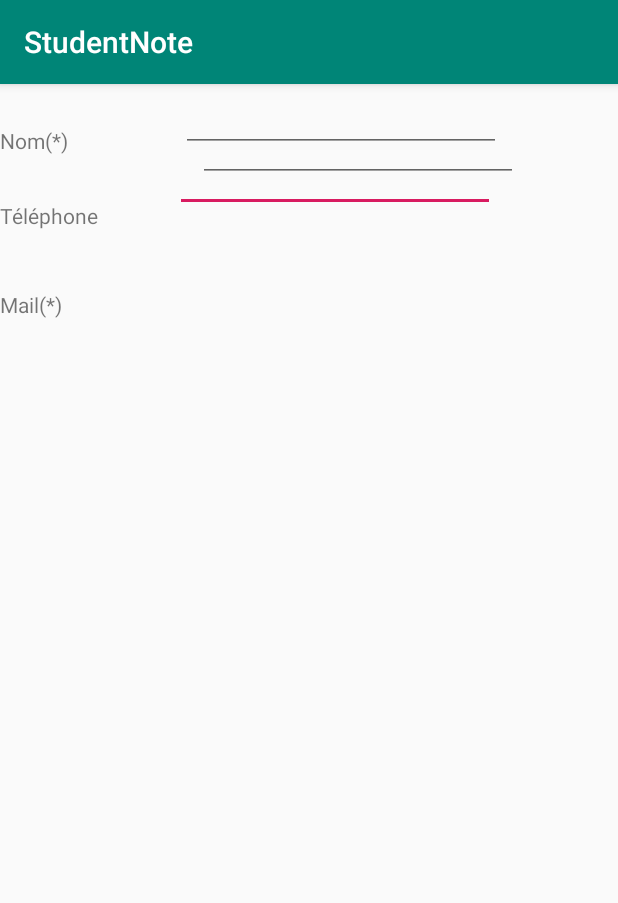
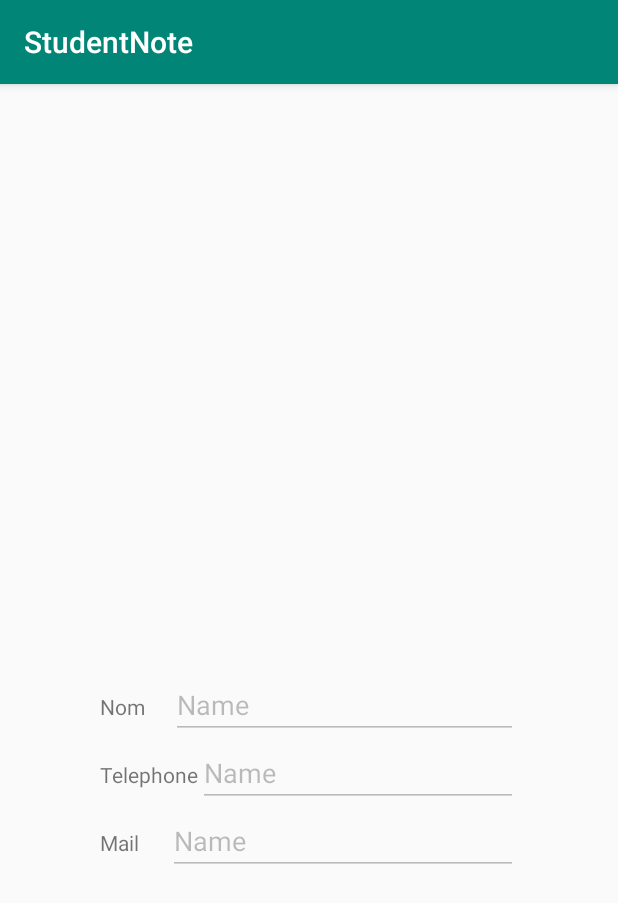
Before and after one commit to EleonorSemevo/StudentNote, an Android app: the fragment ProfilFragment shown on its own in the app's theme, on a phone screen of 412 x 824 dp. Shown: the top 903 px of the screen. Run offline under Robolectric (Android 15) with nearby library versions, the phone set to English and light mode, and no system bars; our stand-ins replace Firebase (no records; nobody signed in at launch, a user with empty details on screens opened directly).

Commit message:
A la réussite du profile

```diff
--- a/app/src/main/java/com/memoire/studentnote/Connection.java
+++ b/app/src/main/java/com/memoire/studentnote/Connection.java
@@ -40,6 +40,7 @@ public class Connection extends AppCompatActivity {
         mEnregistrerSecond = findViewById(R.id.enregistrer_second);
         mFirebaseAuth = FirebaseAuth.getInstance();
 
+
         mConnecter.setOnClickListener(new View.OnClickListener() {
             @Override
             public void onClick(View v) {
@@ -72,7 +73,7 @@ public class Connection extends AppCompatActivity {
 
     private void connection()
     {
-        String email = mEmail.getText().toString();
+        final String email = mEmail.getText().toString();
         String password = mPassword.getText().toString();
         if(email.isEmpty() || password.isEmpty())
         {
@@ -94,6 +95,7 @@ public class Connection extends AppCompatActivity {
                                 //updateUI();
                                 Intent intent = new Intent(Connection.this, MenuTable.class);
                                 startActivity(intent);
+
 
                             } else {
                                 // If sign in fails, display a message to the user.
--- a/app/src/main/java/com/memoire/studentnote/Inscription.java
+++ b/app/src/main/java/com/memoire/studentnote/Inscription.java
@@ -12,6 +12,7 @@ import com.google.firebase.auth.FirebaseAuth;
 import com.google.firebase.auth.FirebaseUser;
 import com.memoire.studentnote.database.DatabaseDataWorker;
 import com.memoire.studentnote.database.DatabaseOpenHelper;
+import com.memoire.studentnote.database.DatabaseUtil;
 
 import androidx.annotation.NonNull;
 import androidx.appcompat.app.AppCompatActivity;
@@ -25,10 +26,11 @@ import android.widget.TextView;
 
 import static com.memoire.studentnote.database.DatabaseUtil.mDataWorker;
 import static com.memoire.studentnote.database.DatabaseUtil.mDatabaseOpenHelper;
+import static com.memoire.studentnote.database.DatabaseUtil.mFirebaseAuth;
 import static com.memoire.studentnote.database.DatabaseUtil.mdb;
 
 public class Inscription extends AppCompatActivity {
-    private FirebaseAuth mFirebaseAuth;
+    //private FirebaseAuth mFirebaseAuth;
     private EditText mNom;
     private EditText mPrenom;
     private EditText mMail;
--- a/app/src/main/java/com/memoire/studentnote/MenuTable.java
+++ b/app/src/main/java/com/memoire/studentnote/MenuTable.java
@@ -1,10 +1,12 @@
 package com.memoire.studentnote;
 
+import androidx.annotation.NonNull;
 import androidx.appcompat.app.AppCompatActivity;
 import androidx.appcompat.widget.Toolbar;
 import androidx.viewpager.widget.ViewPager;
 
 import android.os.Bundle;
+import android.view.Menu;
 
 import com.google.android.material.tabs.TabLayout;
 
@@ -51,4 +53,8 @@ public class MenuTable extends AppCompatActivity {
         viewPager.setAdapter(adapter);
 
     }
+
+
+
+
 }
--- a/app/src/main/java/com/memoire/studentnote/ProfilFragment.java
+++ b/app/src/main/java/com/memoire/studentnote/ProfilFragment.java
@@ -3,17 +3,32 @@ package com.memoire.studentnote;
 
 import android.os.Bundle;
 
+import androidx.annotation.NonNull;
+import androidx.annotation.Nullable;
 import androidx.fragment.app.Fragment;
 
+import android.util.Log;
 import android.view.LayoutInflater;
 import android.view.View;
 import android.view.ViewGroup;
+import android.widget.EditText;
+import android.widget.TextView;
+
+import com.memoire.studentnote.classes.Enseignant;
+import com.memoire.studentnote.classes.Parent;
+import com.memoire.studentnote.database.DataManager;
+import com.memoire.studentnote.database.DatabaseUtil;
 
 
 /**
  * A simple {@link Fragment} subclass.
  */
 public class ProfilFragment extends Fragment {
+    private Enseignant mEnseignant;
+    private Parent mParent;
+    private EditText mProfileNom;
+    private EditText mProfileTelephone;
+    private EditText mProfileMail;
 
 
     public ProfilFragment() {
@@ -23,9 +38,55 @@ public class ProfilFragment extends Fragment {
 
     @Override
     public View onCreateView(LayoutInflater inflater, ViewGroup container,
-                             Bundle savedInstanceState) {
-        // Inflate the layout for this fragment
+                             Bundle savedInstanceState)
+    {
+        //View rootView = inflater.inflate(R.layout.fragment_profil, container, false);
+
         return inflater.inflate(R.layout.fragment_profil, container, false);
+
     }
 
+    @Override
+    public void onViewCreated(@NonNull View view, @Nullable Bundle savedInstanceState) {
+        super.onViewCreated(view, savedInstanceState);
+        Bundle args = getArguments();
+
+        DataManager dataManager = DataManager.getInstance();
+        Object obj =dataManager.getProfil(DatabaseUtil.mFirebaseAuth.getCurrentUser().getEmail());
+        String ml = DatabaseUtil.mFirebaseAuth.getCurrentUser().getEmail();
+        Log.d("mail",DatabaseUtil.mFirebaseAuth.getCurrentUser().getEmail());
+        dataManager.typeCurrentProfil();
+
+        if(obj.getClass().equals(Enseignant.class))
+        {
+            mEnseignant = (Enseignant) obj;
+            ((TextView) view.findViewById(R.id.profile_nom))
+                    .setText(mEnseignant.getNom());
+            ((TextView) view.findViewById(R.id.profile_telephone))
+                    .setText(mEnseignant.getTelephone());
+            ((TextView) view.findViewById(R.id.profile_mail))
+                    .setText(mEnseignant.getMail());
+
+
+        }
+        //else if (DatabaseUtil.isParent)
+        else if(obj.getClass().equals(Parent.class))
+        {
+            mParent = (Parent) obj;
+            ((TextView) view.findViewById(R.id.profile_nom))
+                    .setText(mParent.getNom());
+            ((TextView) view.findViewById(R.id.profile_telephone))
+                    .setText(mParent.getTelephone());
+            ((TextView) view.findViewById(R.id.profile_mail))
+                    .setText(mParent.getMail());
+
+        }
+
+        ((TextView) view.findViewById(R.id.profile_nom))
+                .setEnabled(false);
+        ((TextView) view.findViewById(R.id.profile_telephone))
+                .setEnabled(false);
+        ((TextView) view.findViewById(R.id.profile_mail))
+                .setEnabled(false);
+    }
 }
--- a/app/src/main/java/com/memoire/studentnote/database/DataManager.java
+++ b/app/src/main/java/com/memoire/studentnote/database/DataManager.java
@@ -185,12 +185,12 @@ public class DataManager {
         Cursor ce=null;
         Object objet=new Object();
         loadParentFromDatabase();
-        loadEnseignantFromDatabase();
-        for(Enseignant enseignant:mEnseignants)
-        {
-            if(enseignant.getMail()==mail)
-                objet= enseignant;
-        }
+       // loadEnseignantFromDatabase();
+//        for(Enseignant enseignant:mEnseignants)
+//        {
+//            if(enseignant.getMail()==mail)
+//                objet= enseignant;
+//        }
 
         for (Parent parent:mParents)
         {
@@ -208,6 +208,7 @@ public class DataManager {
             DatabaseUtil.isEnseignant = true;
             DatabaseUtil.isParent = false;
         }
+        else
 
         if (dm.getProfil(mail).equals(Parent.class))
         {
--- a/app/src/main/java/com/memoire/studentnote/database/DatabaseUtil.java
+++ b/app/src/main/java/com/memoire/studentnote/database/DatabaseUtil.java
@@ -3,6 +3,8 @@ package com.memoire.studentnote.database;
 import android.content.Context;
 import android.database.Cursor;
 import android.database.sqlite.SQLiteDatabase;
+
+import com.google.firebase.auth.FirebaseAuth;
 
 public class DatabaseUtil {
     private Context context;
@@ -15,6 +17,8 @@ public class DatabaseUtil {
     public static boolean isEnseignant;
     public static boolean isParent;
     public static Cursor mCursor;
+    public static Object CurrentUser;
+    public static FirebaseAuth mFirebaseAuth;
 
 
 
--- a/app/src/main/res/layout/fragment_profil.xml
+++ b/app/src/main/res/layout/fragment_profil.xml
@@ -7,79 +7,94 @@
     tools:context=".ProfilFragment">
 
     <ImageView
-        android:id="@+id/imageView"
+        android:id="@+id/profile_image"
         android:layout_width="wrap_content"
         android:layout_height="wrap_content"
-        android:layout_marginTop="8dp"
-        android:layout_marginBottom="10dp"
-        app:layout_constraintBottom_toTopOf="@+id/profile_nom"
+        android:layout_marginTop="150dp"
+        android:contentDescription="TODO"
         app:layout_constraintEnd_toEndOf="parent"
         app:layout_constraintStart_toStartOf="parent"
         app:layout_constraintTop_toTopOf="parent"
         tools:src="@tools:sample/avatars" />
 
-    <TextView
-        android:id="@+id/textView4"
+    <LinearLayout
         android:layout_width="wrap_content"
-        android:layout_height="32dp"
-        android:layout_marginTop="20dp"
-        android:layout_marginBottom="10dp"
-        android:text="@string/view_nom"
-        app:layout_constraintBottom_toTopOf="@+id/textView5"
+        android:layout_height="wrap_content"
+        android:orientation="vertical"
+        app:layout_constraintBottom_toBottomOf="parent"
+        app:layout_constraintEnd_toEndOf="parent"
+        app:layout_constraintHorizontal_bias="0.5"
         app:layout_constraintStart_toStartOf="parent"
-        app:layout_constraintTop_toBottomOf="@+id/imageView" />
+        app:layout_constraintTop_toBottomOf="@+id/profile_image">
+
+        <LinearLayout
+            android:layout_width="match_parent"
+            android:layout_height="match_parent"
+            android:orientation="horizontal">
 
             <TextView
-        android:id="@+id/textView5"
+                android:id="@+id/view_nom"
                 android:layout_width="wrap_content"
                 android:layout_height="wrap_content"
-        android:layout_marginTop="8dp"
-        android:layout_marginBottom="10dp"
-        android:text="Téléphone"
-        app:layout_constraintBottom_toTopOf="@+id/textView6"
-        app:layout_constraintStart_toStartOf="parent"
-        app:layout_constraintTop_toBottomOf="@+id/textView4" />
-
-    <TextView
-        android:id="@+id/textView6"
-        android:layout_width="wrap_content"
-        android:layout_height="wrap_content"
-        android:layout_marginTop="40dp"
-        android:text="@string/mail "
-        app:layout_constraintStart_toStartOf="parent"
-        app:layout_constraintTop_toBottomOf="@+id/textView5" />
+                android:layout_weight="1"
+                android:text="@string/p_nom" />
 
             <EditText
                 android:id="@+id/profile_nom"
                 android:layout_width="wrap_content"
                 android:layout_height="wrap_content"
-        android:layout_marginTop="32dp"
+                android:layout_weight="1"
                 android:ems="10"
                 android:inputType="textPersonName"
-        app:layout_constraintEnd_toEndOf="parent"
-        app:layout_constraintHorizontal_bias="0.467"
-        app:layout_constraintStart_toEndOf="@+id/textView4"
-        app:layout_constraintTop_toBottomOf="@+id/imageView" />
+                android:text="Name" />
+
+        </LinearLayout>
+
+        <LinearLayout
+            android:layout_width="match_parent"
+            android:layout_height="0dp"
+            android:layout_weight="1"
+            android:orientation="horizontal">
+
+            <TextView
+                android:id="@+id/view_telephone"
+                android:layout_width="wrap_content"
+                android:layout_height="wrap_content"
+                android:layout_weight="1"
+                android:text="@string/p_telephone" />
 
             <EditText
                 android:id="@+id/profile_telephone"
                 android:layout_width="wrap_content"
                 android:layout_height="wrap_content"
+                android:layout_weight="1"
                 android:ems="10"
-        app:layout_constraintBottom_toTopOf="@+id/profile_mail"
-        app:layout_constraintEnd_toEndOf="parent"
-        app:layout_constraintStart_toEndOf="@+id/textView5"
-        app:layout_constraintTop_toBottomOf="@+id/profile_nom" />
+                android:inputType="number"
+                android:text="Name" />
+        </LinearLayout>
+
+        <LinearLayout
+            android:layout_width="match_parent"
+            android:layout_height="match_parent"
+            android:orientation="horizontal">
+
+            <TextView
+                android:id="@+id/view_mail"
+                android:layout_width="wrap_content"
+                android:layout_height="wrap_content"
+                android:layout_weight="1"
+                android:text="@string/p_mail" />
 
             <EditText
                 android:id="@+id/profile_mail"
                 android:layout_width="wrap_content"
                 android:layout_height="wrap_content"
+                android:layout_weight="1"
                 android:ems="10"
-        android:inputType="textEmailAddress"
-        app:layout_constraintEnd_toEndOf="parent"
-        app:layout_constraintHorizontal_bias="0.504"
-        app:layout_constraintStart_toEndOf="@+id/textView6"
-        tools:layout_editor_absoluteY="366dp" />
+                android:inputType="textPersonName"
+                android:text="Name" />
+        </LinearLayout>
+    </LinearLayout>
+
 
 </androidx.constraintlayout.widget.ConstraintLayout>
--- a/app/src/main/res/values/strings.xml
+++ b/app/src/main/res/values/strings.xml
@@ -19,7 +19,9 @@
     <string name="menu_informations">Informations</string>
     <string name="menu_administrer">Administrer</string>
     <string name="menu_profil">Profil</string>
-
+    <string name="p_nom">Nom</string>
+    <string name="p_telephone">Telephone</string>
+    <string name="p_mail">Mail</string>
     <!-- TODO: Remove or change this placeholder text -->
     <string name="hello_blank_fragment">Hello blank fragment</string>
 
```
Lines whose indentation alone changed are shown as unchanged.
